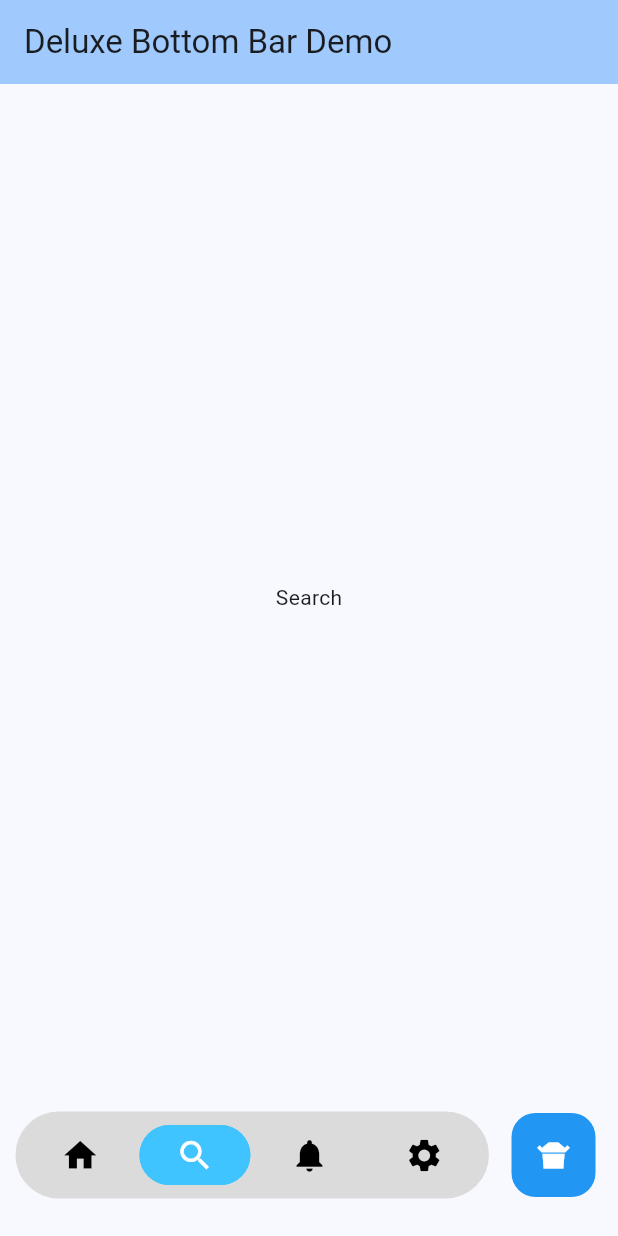
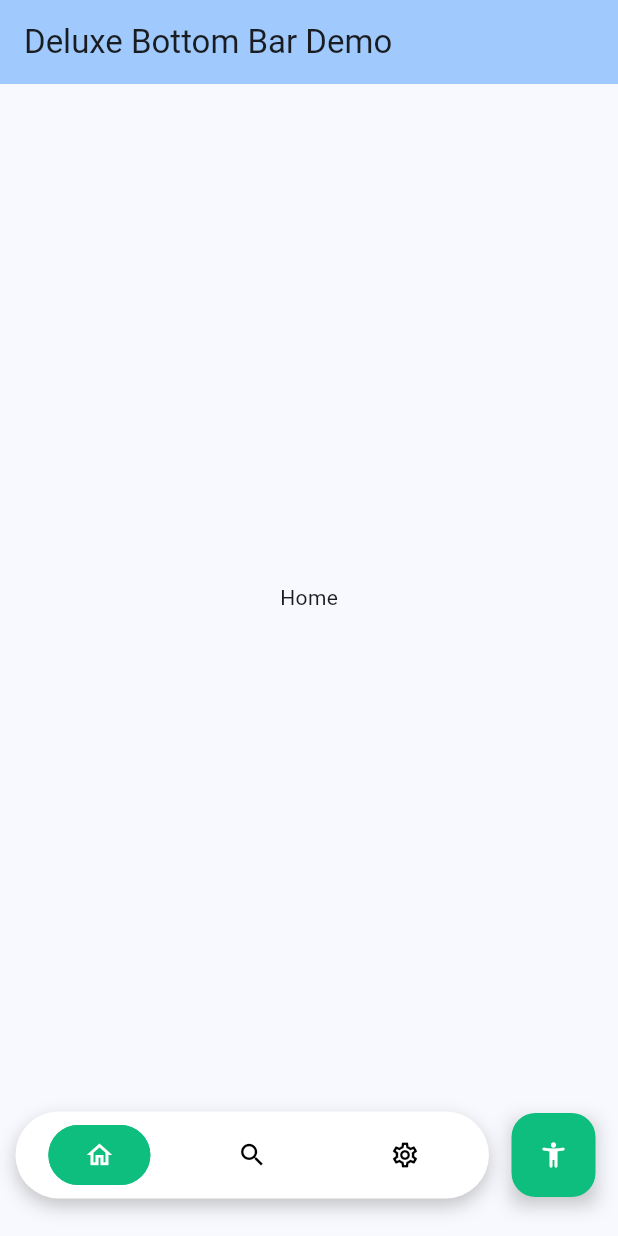
Before and after one commit to DyrALT/Deluxe-Bottom-Bar, a Flutter app: the screen it shows after launch, on a phone screen of 412 x 824 dp. Run offline on Flutter 3.47's test engine with Material 3 defaults, Android fonts, the phone set to English and light mode, and no system bars.

Commit message:
Update CHANGELOG for version 1.0.4, enhance README formatting, and improve DeluxeBottomBar styles with box shadow effects

```diff
--- a/example/lib/main.dart
+++ b/example/lib/main.dart
@@ -59,42 +59,33 @@ class _MyHomePageState extends State<MyHomePage> {
       ),
       bottomNavigationBar: DeluxeBottomBar(
         pageController: pageController,
-        onPageChanged: (index) {
-          debugPrint(index.toString());
-        },
-        onActionButtonTapped: () {
-          debugPrint('Action button tapped');
-        },
+        style: const DeluxeBottomBarStyle(
+          backgroundColor: Colors.white,
+          boxShadow: [
+            BoxShadow(
+              color: Color.fromRGBO(171, 171, 171, .7),
+              blurRadius: 10,
+              offset: Offset(0, 5),
+            ),
+          ],
+        ),
         buttonStyle: const DeluxeBottomBarButtonStyle(
-          iconSize: 26,
-          selectedButtonBackgroundColor: Colors.lightBlueAccent,
-          iconColor: Colors.black,
-          selectedButtonIconColor: Colors.white,
-        ),
-        defaultIndex: 1,
-        style: const DeluxeBottomBarStyle(
-          backgroundColor: Color.fromARGB(255, 219, 219, 219),
-          bottomPadding: 25,
+          selectedButtonBackgroundColor: Color(0xff0ebe7e),
         ),
         actionButtonStyle: const DeluxeBottomBarActionButtonStyle(
-            backgroundColor: Colors.blue,
-            iconColor: Colors.white,
-            icon: Icons.takeout_dining),
+          backgroundColor: Color(0xff0ebe7e),
+          icon: Icons.accessibility_new_rounded,
+        ),
         items: const [
           DeluxeBottomBarItem(
-            icon: Icons.home,
-            tooltip: 'Home',
+            icon: Icons.home_outlined,
           ),
           DeluxeBottomBarItem(
-            icon: Icons.search,
+            icon: Icons.search_outlined,
             tooltip: 'Search',
           ),
           DeluxeBottomBarItem(
-            icon: Icons.notifications,
-            tooltip: 'Notifications',
-          ),
-          DeluxeBottomBarItem(
-            icon: Icons.settings,
+            icon: Icons.settings_outlined,
             tooltip: 'Settings',
           ),
         ],
--- a/lib/src/deluxe_bottom_bar.dart
+++ b/lib/src/deluxe_bottom_bar.dart
@@ -95,7 +95,11 @@ class _DeluxeBottomBarState extends State<DeluxeBottomBar>
         mainAxisAlignment: MainAxisAlignment.end,
         children: [
           Expanded(
-            child: _deluxeBottomBarContainer(context, backgroundColor),
+            child: _deluxeBottomBarContainer(
+              context,
+              backgroundColor: backgroundColor,
+              boxShadow: widget.style.boxShadow,
+            ),
           ),
           // Central action button for triggering custom actions.
           _ActionButton(
@@ -104,6 +108,7 @@ class _DeluxeBottomBarState extends State<DeluxeBottomBar>
             iconColor: widget.actionButtonStyle.iconColor,
             icon: widget.actionButtonStyle.icon,
             iconSize: widget.buttonStyle.iconSize,
+            boxShadow: widget.style.boxShadow,
           ),
         ],
       ),
@@ -115,9 +120,10 @@ class _DeluxeBottomBarState extends State<DeluxeBottomBar>
   /// The container includes padding, a background color, and a row of buttons.
   /// Each button is styled based on its selection state.
   Container _deluxeBottomBarContainer(
-    BuildContext context,
-    Color backgroundColor,
-  ) {
+    BuildContext context, {
+    required Color backgroundColor,
+    List<BoxShadow>? boxShadow,
+  }) {
     return Container(
       margin: EdgeInsets.only(
         left: MediaQuery.of(context).size.width * 0.025,
@@ -126,6 +132,7 @@ class _DeluxeBottomBarState extends State<DeluxeBottomBar>
       decoration: BoxDecoration(
         color: backgroundColor,
         borderRadius: BorderRadius.circular(40),
+        boxShadow: boxShadow,
       ),
       child: ValueListenableBuilder(
         valueListenable: _selectedIndexNotifier,
--- a/lib/src/models/deluxe_bottom_bar_action_button_style.dart
+++ b/lib/src/models/deluxe_bottom_bar_action_button_style.dart
@@ -31,4 +31,6 @@ class DeluxeBottomBarActionButtonStyle {
   ///
   /// If not provided, the icon will default to the add icon.
   final IconData icon;
+
+
 }
--- a/lib/src/models/deluxe_bottom_bar_style.dart
+++ b/lib/src/models/deluxe_bottom_bar_style.dart
@@ -10,9 +10,12 @@ class DeluxeBottomBarStyle {
   /// [backgroundColor] sets the background color of the entire bottom bar.
   ///
   /// [bottomPadding] sets the padding at the bottom of the bottom bar.
+  ///
+  /// [boxShadow] applies a shadow effect to the action button.
   const DeluxeBottomBarStyle({
     this.backgroundColor,
     this.bottomPadding = 25,
+    this.boxShadow,
   });
 
   /// The background color of the bottom bar.
@@ -24,4 +27,7 @@ class DeluxeBottomBarStyle {
   /// The padding at the bottom of the bottom bar.
   /// Defaults to 25.
   final double bottomPadding;
+
+  /// The shadow of the action button.
+  final List<BoxShadow>? boxShadow;
 }
--- a/lib/src/widgets/action_button.dart
+++ b/lib/src/widgets/action_button.dart
@@ -13,12 +13,14 @@ class _ActionButton extends StatelessWidget {
   /// [iconColor] changes the color of the add icon.
   /// [iconSize] adjusts the size of the add icon.
   /// [icon] specifies the icon displayed in the action button.
+  /// [boxShadow] applies a shadow effect to the action button.
   const _ActionButton({
     required this.iconSize,
     required this.icon,
     this.onActionButtonTapped,
     this.backgroundColor,
     this.iconColor,
+    this.boxShadow,
   });
 
   /// Callback function triggered when the action button is pressed.
@@ -47,10 +49,17 @@ class _ActionButton extends StatelessWidget {
   /// If not provided, the icon will default to the add icon.
   final IconData icon;
 
+  /// The shadow effect applied to the action button.
+  final List<BoxShadow>? boxShadow;
+
   @override
   Widget build(BuildContext context) {
     return Padding(
       padding: const EdgeInsets.symmetric(horizontal: 15),
+      child: Container(
+        decoration: BoxDecoration(
+          boxShadow: boxShadow,
+        ),
         child: FloatingActionButton(
           onPressed: () => onActionButtonTapped?.call(),
           elevation: 0,
@@ -61,6 +70,7 @@ class _ActionButton extends StatelessWidget {
             size: iconSize,
           ),
         ),
+      ),
     );
   }
 }
--- a/lib/src/widgets/item_button.dart
+++ b/lib/src/widgets/item_button.dart
@@ -45,10 +45,18 @@ class _DeluxeBottomBarItemButton extends StatelessWidget {
   @override
   Widget build(BuildContext context) {
     return Flexible(
-      child: Tooltip(
-        // Displays the tooltip message when the user long-presses the button.
+      child: tooltip != null
+          ? Tooltip(
               message: tooltip,
-        child: OutlinedButton(
+              child: buildButton(),
+            )
+          : buildButton(),
+    );
+  }
+
+  /// Builds the button widget.
+  OutlinedButton buildButton() {
+    return OutlinedButton(
       onPressed: onItemTapped,
       style: OutlinedButton.styleFrom(
         side: BorderSide(
@@ -61,8 +69,6 @@ class _DeluxeBottomBarItemButton extends StatelessWidget {
         size: iconSize,
         color: iconColor,
       ),
-        ),
-      ),
     );
   }
 }
--- a/pubspec.yaml
+++ b/pubspec.yaml
@@ -1,6 +1,6 @@
 name: deluxe_bottom_bar
 description: "Deluxe Bottom Bar is a Flutter package that provides a customizable bottom navigation bar for your Flutter applications."
-version: 1.0.3
+version: 1.0.4
 homepage: https://github.com/DyrALT/Deluxe-Bottom-Bar
 repository: https://github.com/DyrALT/Deluxe-Bottom-Bar
 issue_tracker: https://github.com/DyrALT/Deluxe-Bottom-Bar/issues
```
Also changed, not shown: 2 other files. Lines whose indentation alone changed are shown as unchanged.
